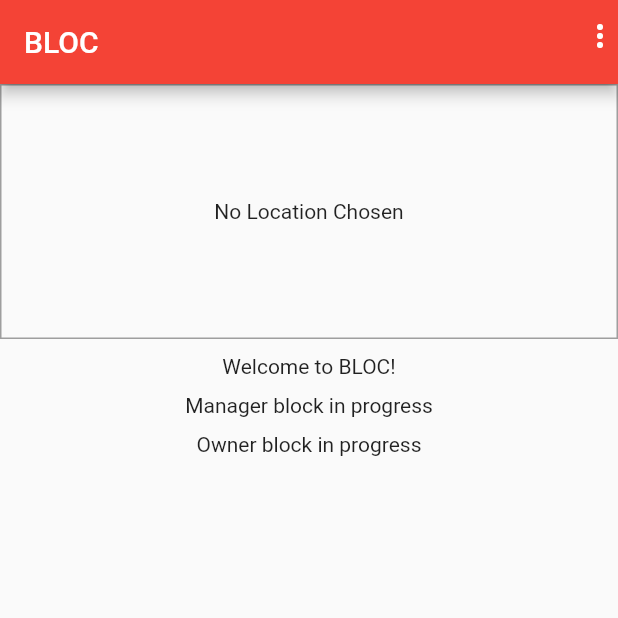
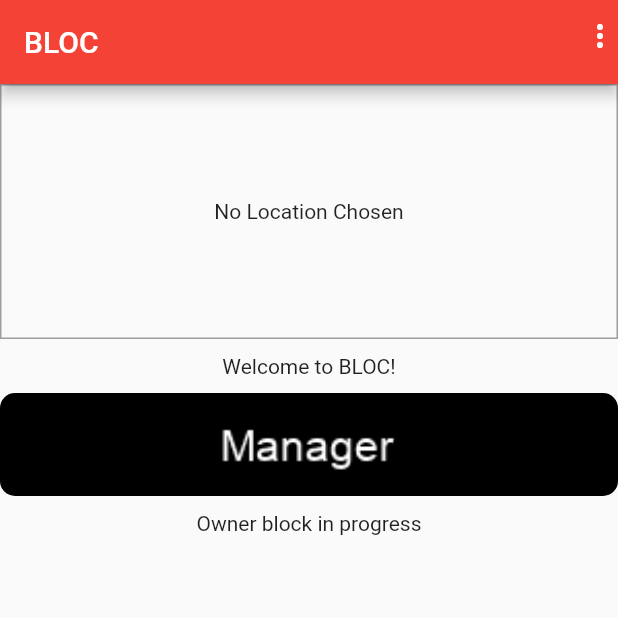
Before and after one commit to novjean/bloc, a Flutter app: the screen it shows once a user with an empty profile is signed in, on a phone screen of 412 x 824 dp, the top half of it. Run offline on Flutter 3.47's test engine with Material 2 defaults, Android fonts, the phone set to English and light mode, and no system bars; our stand-ins replace cloud_firestore, firebase_auth, firebase_core, firebase_storage, google_maps_flutter, image_picker and 1 more; accounts and stored records are empty.

Commit message:
displaying manager block as png

```diff
--- a/lib/screens/home_screen.dart
+++ b/lib/screens/home_screen.dart
@@ -1,3 +1,4 @@
+import 'package:bloc/widgets/display_box.dart';
 import 'package:bloc/widgets/map/location_input.dart';
 import 'package:firebase_auth/firebase_auth.dart';
 import 'package:flutter/material.dart';
@@ -56,11 +57,7 @@ class HomeScreen extends StatelessWidget {
           SizedBox(
             height: 10,
           ),
-          Container(
-            child: Center(
-              child: Text('Manager block in progress'),
-            ),
-          ),
+          DisplayBox(),
           SizedBox(
             height: 10,
           ),
--- /dev/null
+++ b/lib/widgets/display_box.dart
@@ -0,0 +1,86 @@
+import 'package:bloc/screens/manager_screen.dart';
+import 'package:flutter/material.dart';
+
+class DisplayBox extends StatelessWidget {
+  const DisplayBox({Key key}) : super(key: key);
+
+  @override
+  Widget build(BuildContext context) {
+    return ClipRRect(
+      borderRadius: BorderRadius.circular(10),
+      child: GridTile(
+        child: GestureDetector(
+          onTap: () {
+            // Navigator.of(context).push(MaterialPageRoute(builder: (ctx) => ProductDetailScreen(title)),);
+            Navigator.of(context).pushNamed(
+              ManagerScreen.routeName,
+              // arguments: product.id,
+            );
+          },
+          child: Hero(
+            // hero should be wired in with where we are animating to
+            tag: 'testing_manager',
+            child:
+            // Container(
+            //   child: Center(
+            //     child: Text('Owner block in progress'),
+            //   ),
+            // ),
+            FadeInImage(
+              placeholder: AssetImage('assets/images/textblock-manager'),
+              image: AssetImage('assets/images/textblock-manager.png'),
+              // NetworkImage(''),
+              fit: BoxFit.cover,
+            ),
+          ),
+        ),
+        // footer: GridTileBar(
+        //   backgroundColor: Colors.black87,
+        //   // leading is adding a widget at the beginning
+        //   leading: Consumer<Product>(
+        //     builder: (ctx, product, child) => IconButton(
+        //       icon: Icon(
+        //         product.isFavorite ? Icons.favorite : Icons.favorite_border,
+        //       ),
+        //       onPressed: () {
+        //         product.toggleFavoriteStatus(authData.token, authData.userId);
+        //       },
+        //       // so if we had something that is constant,
+        //       // then point it to the child and it will not be reloaded
+        //       // label: child,
+        //       color: Theme.of(context).accentColor,
+        //     ),
+        //     child: Text('Never changes!'),
+        //   ),
+        //   title: Text(
+        //     product.title,
+        //     textAlign: TextAlign.center,
+        //   ),
+        //   trailing: IconButton(
+        //     icon: Icon(Icons.shopping_cart),
+        //     onPressed: () {
+        //       cart.addItem(product.id, product.price, product.title);
+        //
+        //       // info popup
+        //       // this captures the nearest widget that controls the page
+        //       ScaffoldMessenger.of(context).hideCurrentSnackBar();
+        //       ScaffoldMessenger.of(context).showSnackBar(SnackBar(
+        //         content: Text('Added item to cart!'),
+        //         duration: Duration(seconds: 2),
+        //         action: SnackBarAction(
+        //           label: 'UNDO',
+        //           onPressed: () {
+        //             cart.removeSingleItem(product.id);
+        //           },
+        //         ),
+        //       ));
+        //       // Scaffold.of(context).openDrawer();
+        //     },
+        //     color: Theme.of(context).accentColor,
+        //   ),
+        // ),
+      ),
+    );
+
+  }
+}
--- a/pubspec.yaml
+++ b/pubspec.yaml
@@ -67,8 +67,8 @@ flutter:
   uses-material-design: true
 
   # To add assets to your application, add an assets section, like this:
-  # assets:
-  #   - images/a_dot_burr.jpeg
+  assets:
+    - assets/images/textblock-manager.png
   #   - images/a_dot_ham.jpeg
 
   # An image asset can refer to one or more resolution-specific "variants", see
```
Also changed, not shown: assets/images/product-placeholder.png (added), assets/images/textblock-manager.png (added), assets/images/textblock-owner.png (added).
